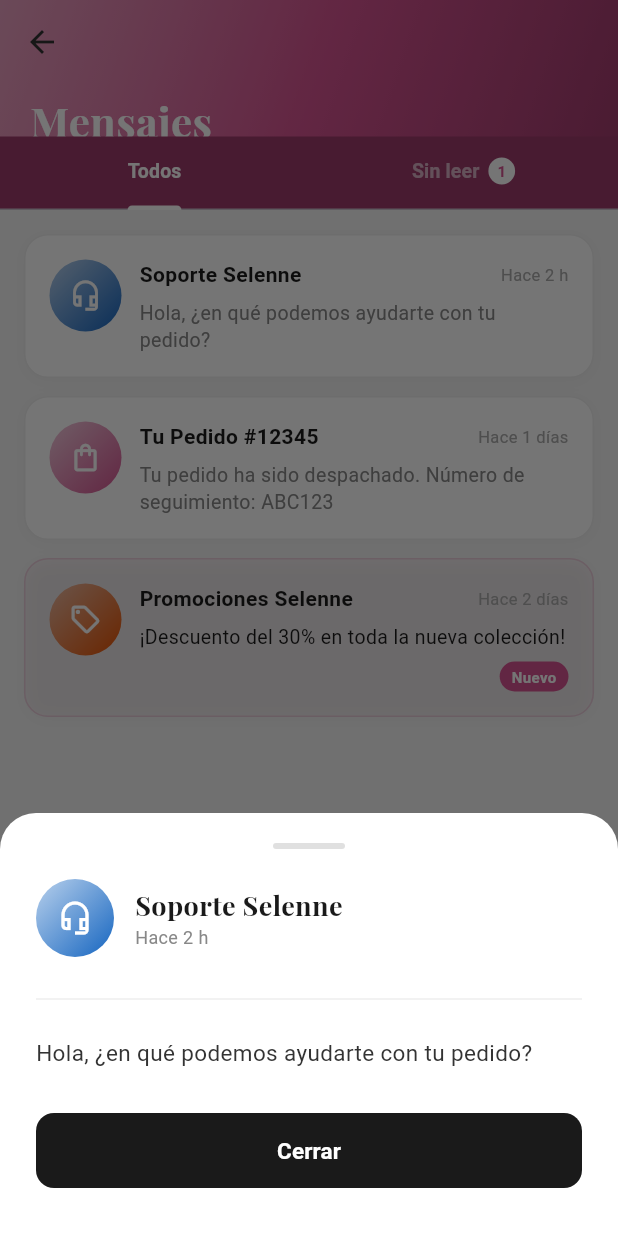
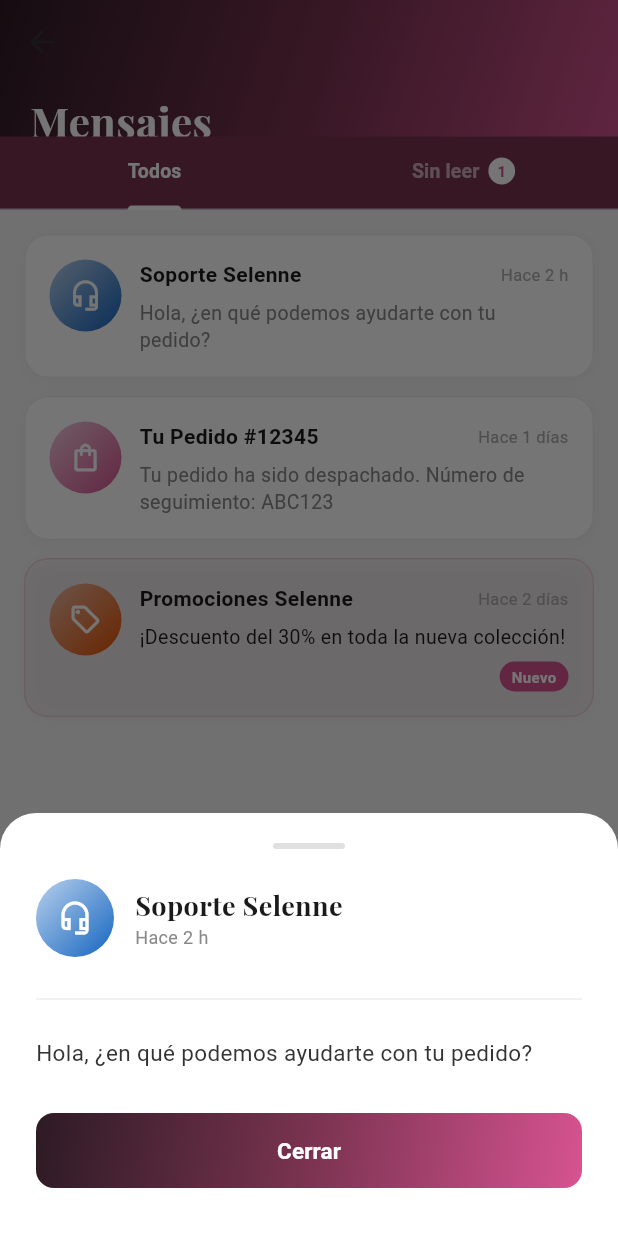
Before and after one commit to C-moreno19/Selenne-Boutique-Mobile, a Flutter app: the MensajesPage screen opened directly, after a tap on "Soporte Selenne", on a phone screen of 412 x 824 dp. Run offline on Flutter 3.47's test engine with Material 3 defaults, Android fonts, the phone set to English and light mode, and no system bars; our stand-ins replace file_picker, google_fonts, shared_preferences; accounts and stored records are empty; network calls fail.

Commit message:
feat: Mensajes con degradado de marca y boton Cerrar unificado
Header y franja de tabs pasan del rosa claro/oscuro suelto al
degradado oscuro->rosa ya usado en el resto de la app. El boton
"Cerrar" del detalle de mensaje deja de ser negro solido y pasa al
mismo degradado que los demas botones primarios.

Nota: MensajesPage no esta enlazada desde ninguna navegacion actual
(no aparece referenciada fuera de su propio archivo), por lo que este
cambio no es visible todavia en la app en ejecucion.

```diff
--- a/lib/presentation/pages/mensajes_page.dart
+++ b/lib/presentation/pages/mensajes_page.dart
@@ -29,9 +29,14 @@ class MensajesPage extends StatefulWidget {
 class _MensajesPageState extends State<MensajesPage>
     with SingleTickerProviderStateMixin {
   static const _pink = Color(0xFFD65391);
-  static const _darkPink = Color(0xFF9E3A6B);
-  static const _lightPink = Color(0xFFE8A0C0);
+  static const _darkStart = Color(0xFF2D1B24);
+  static const _midMaroon = Color(0xFF7A3350);
   static const _black = Color(0xFF1A1A1A);
+  static const _gradient = LinearGradient(
+    begin: Alignment.topLeft,
+    end: Alignment.bottomRight,
+    colors: [_darkStart, _midMaroon, _pink],
+  );
 
   late List<Mensaje> _mensajes;
   late TabController _tabController;
@@ -91,11 +96,7 @@ class _MensajesPageState extends State<MensajesPage>
             flexibleSpace: FlexibleSpaceBar(
               background: Container(
                 decoration: const BoxDecoration(
-                  gradient: LinearGradient(
-                    begin: Alignment.topLeft,
-                    end: Alignment.bottomRight,
-                    colors: [_lightPink, _pink, _darkPink],
-                  ),
+                  gradient: _gradient,
                 ),
                 child: SafeArea(
                   child: Padding(
@@ -129,7 +130,7 @@ class _MensajesPageState extends State<MensajesPage>
             bottom: PreferredSize(
               preferredSize: const Size.fromHeight(46),
               child: Container(
-                color: _darkPink,
+                color: _midMaroon,
                 child: TabBar(
                   controller: _tabController,
                   indicatorColor: Colors.white,
@@ -450,20 +451,27 @@ class _MensajesPageState extends State<MensajesPage>
                   height: 1.6),
             ),
             const SizedBox(height: 28),
-            SizedBox(
+            Container(
               width: double.infinity,
               height: 50,
+              decoration: BoxDecoration(
+                gradient: _gradient,
+                borderRadius: BorderRadius.circular(12),
+              ),
               child: ElevatedButton(
                 onPressed: () => Navigator.pop(ctx),
                 style: ElevatedButton.styleFrom(
-                  backgroundColor: _black,
+                  backgroundColor: Colors.transparent,
+                  shadowColor: Colors.transparent,
                   shape: RoundedRectangleBorder(
                       borderRadius: BorderRadius.circular(12)),
                   elevation: 0,
                 ),
                 child: const Text('Cerrar',
                     style: TextStyle(
-                        fontWeight: FontWeight.w600, fontSize: 15)),
+                        fontWeight: FontWeight.w600,
+                        fontSize: 15,
+                        color: Colors.white)),
               ),
             ),
           ],
```
